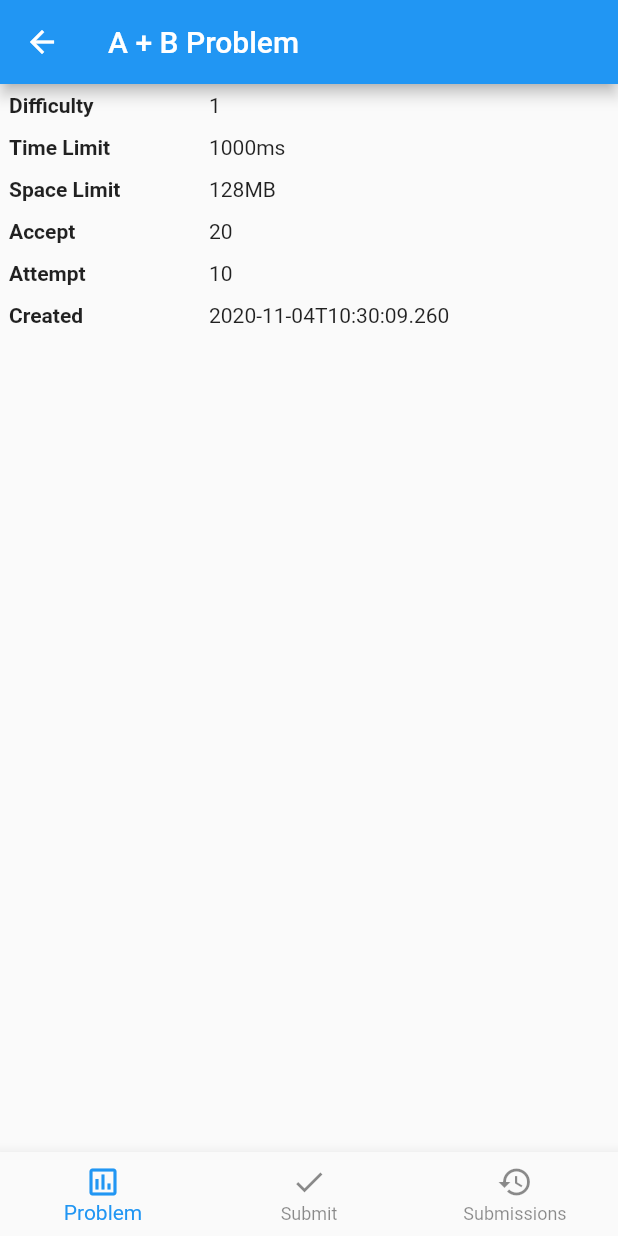
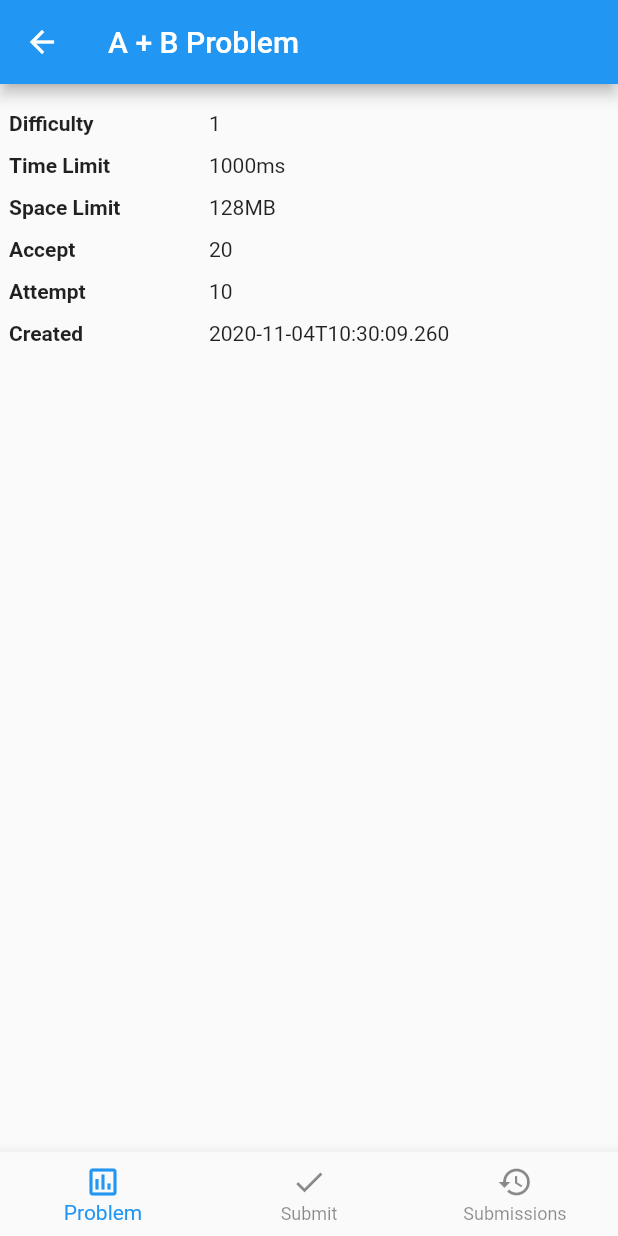
Before and after one commit to Rabbit-OJ/Rabbit-OJ-Mobile, a Flutter app: the ProblemDetailView screen opened directly, on a phone screen of 412 x 824 dp. Run offline on Flutter 3.47's test engine with Material 2 defaults, Android fonts, the phone set to English and light mode, and no system bars.

Commit message:
chore: refactor

```diff
--- a/lib/views/problem_detail.dart
+++ b/lib/views/problem_detail.dart
@@ -1,7 +1,9 @@
 import 'package:flutter/cupertino.dart';
 import 'package:flutter/material.dart';
 import 'package:rabbit_oj_mobile/components/display_list.dart';
+import 'package:rabbit_oj_mobile/components/submission_list.dart';
 import 'package:rabbit_oj_mobile/models/problem_detail.dart';
+import 'package:rabbit_oj_mobile/models/submission.dart';
 
 class ProblemDetailView extends StatefulWidget {
   @override
@@ -12,6 +14,30 @@ class _ProblemDetailViewState extends State<ProblemDetailView> {
   ProblemDetail problemDetail =
       ProblemDetail.demo("A + B Problem", "Output the number of A + B");
   int _selectedIndex = 0;
+  List<Widget> _pages = [];
+
+  @override
+  void initState() {
+    super.initState();
+    List<Display> problemDisplayList = [
+      Display("Difficulty", problemDetail.difficulty.toString()),
+      Display("Time Limit", problemDetail.timeLimit.toString() + "ms"),
+      Display("Space Limit", problemDetail.spaceLimit.toString() + "MB"),
+      Display("Accept", problemDetail.accept.toString()),
+      Display("Attempt", problemDetail.attempt.toString()),
+      Display("Created", problemDetail.createdAt.toIso8601String()),
+    ];
+
+    _pages = [
+      DisplayListComponent(display: problemDisplayList),
+      Text("Coming in the future."),
+      SubmissionListComponent(data: [
+        SubmissionLite.demo(1, "AC"),
+        SubmissionLite.demo(2, "NO"),
+        SubmissionLite.demo(3, "ING")
+      ])
+    ];
+  }
 
   void _handleItemTapped(int index) {
     setState(() {
@@ -21,20 +47,14 @@ class _ProblemDetailViewState extends State<ProblemDetailView> {
 
   @override
   Widget build(BuildContext ctx) {
-    List<Display> problemDisplayList = [
-      Display("Difficulty", problemDetail.difficulty.toString()),
-      Display("Time Limit", problemDetail.timeLimit.toString() + "ms"),
-      Display("Space Limit", problemDetail.spaceLimit.toString() + "MB"),
-      Display("Accept", problemDetail.accept.toString()),
-      Display("Attempt", problemDetail.attempt.toString()),
-      Display("Created", problemDetail.createdAt.toIso8601String()),
-    ];
-
     return Scaffold(
         appBar: AppBar(
           title: Text(problemDetail.subject),
         ),
-        body: DisplayListComponent(display: problemDisplayList),
+        body: Padding(
+          padding: EdgeInsets.only(top: 12),
+          child: _pages[_selectedIndex],
+        ),
         bottomNavigationBar: BottomNavigationBar(
             items: <BottomNavigationBarItem>[
               BottomNavigationBarItem(
```
Also changed, not shown: lib/components/submission_list.dart (added, +80 -0 lines), lib/main.dart (+2 -6 lines), lib/views/submission_detail.dart (+22 -1 lines), lib/views/submissions.dart (+3 -60 lines).
